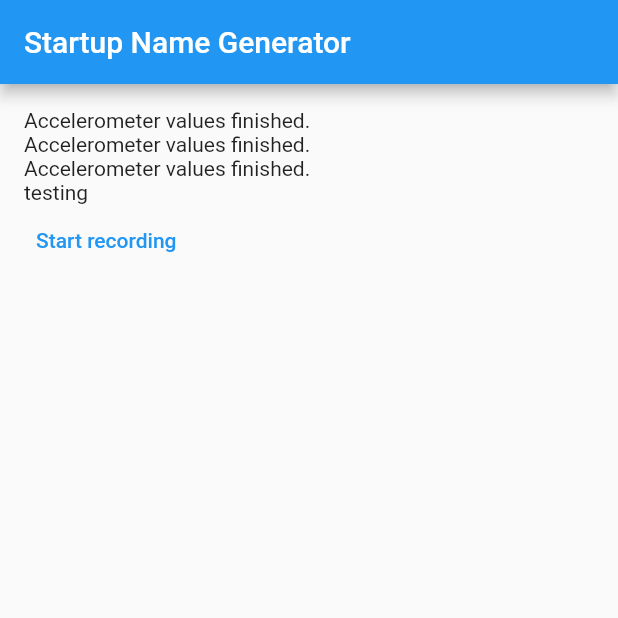
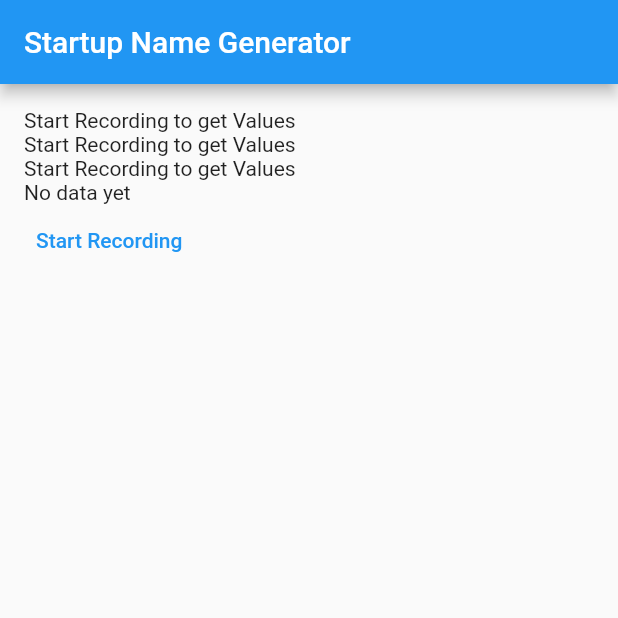
Before and after one commit to cyankaet/LiftSafe, a Flutter app: the screen it shows after launch, on a phone screen of 412 x 824 dp, the top half of it. Run offline on Flutter 3.47's test engine with Material 2 defaults, Android fonts, the phone set to English and light mode, and no system bars; our stand-ins replace sensors.

Commit message:
added starting and stopping to data collection

```diff
--- a/lift_safe/lib/lift_tracker.dart
+++ b/lift_safe/lib/lift_tracker.dart
@@ -13,8 +13,11 @@ class LiftTracker extends StatefulWidget {
 class _LiftTrackerState extends State<LiftTracker> {
   List<double>? _userAccelerometerValues;
   List<double>? _gyroscopeValues;
+  List<double> _userAccelerometerZValues = [];
   final _streamSubscriptions = <StreamSubscription<dynamic>>[];
-  String test = 'testing';
+  String buttonText = "Start Recording";
+  String finishedList = "No data yet";
+  int delta_t = 0;
 
   Widget _buildSuggestions() {
     final List<String>? userAccelerometer = _userAccelerometerValues
@@ -34,9 +37,8 @@ class _LiftTrackerState extends State<LiftTracker> {
                 _accelVal(userAccelerometer?[0], gyroscope?[0]),
                 _accelVal(userAccelerometer?[1], gyroscope?[1]),
                 _accelVal(userAccelerometer?[2], gyroscope?[2]),
-                Text(test),
-                TextButton(
-                    child: Text("Start recording"), onPressed: _startRecording)
+                Text(finishedList),
+                TextButton(child: Text(buttonText), onPressed: _startRecording),
               ],
             ),
           ),
@@ -46,31 +48,31 @@ class _LiftTrackerState extends State<LiftTracker> {
     );
   }
 
-  Widget _buildRow(String? str, String? str2) {
-    if (str != null && str2 != null) {
-      return ListTile(
-        title: Text("Acceleration: " + str + " Gyroscope Value: " + str2),
-      );
+  _startRecording() {
+    if (buttonText == "Start Recording") {
+      setState(() {
+        _streamSubscriptions[0].resume();
+        _streamSubscriptions[1].resume();
+        buttonText = "Stop Recording";
+      });
+    } else {
+      setState(() {
+        _streamSubscriptions[0].pause();
+        _streamSubscriptions[1].pause();
+        buttonText = "Start Recording";
+        finishedList = _userAccelerometerZValues
+            .map((double v) => v.toStringAsFixed(1))
+            .toList()
+            .join(", ");
+      });
     }
-    return const ListTile(
-      title: Text("Not started."),
-    );
-  }
-
-  _startRecording() {
-    setState(() {
-      if (test == 'start') {
-        test = 'no';
-      } else
-        test = 'start';
-    });
   }
 
   Widget _accelVal(String? str, String? str2) {
     if (str != null && str2 != null) {
       return Text("Acceleration: " + str + " Gyroscope Value: " + str2);
     }
-    return Text("Accelerometer values finished.");
+    return Text("Start Recording to get Values");
   }
 
   @override
@@ -94,6 +96,7 @@ class _LiftTrackerState extends State<LiftTracker> {
         .add(userAccelerometerEvents.listen((UserAccelerometerEvent event) {
       setState(() {
         _userAccelerometerValues = <double>[event.x, event.y, event.z];
+        _userAccelerometerZValues.add(_userAccelerometerValues?[2] ?? -20000);
       });
     }));
     _streamSubscriptions.add(
@@ -105,5 +108,7 @@ class _LiftTrackerState extends State<LiftTracker> {
         },
       ),
     );
+    _streamSubscriptions[0].pause();
+    _streamSubscriptions[1].pause();
   }
 }
```
